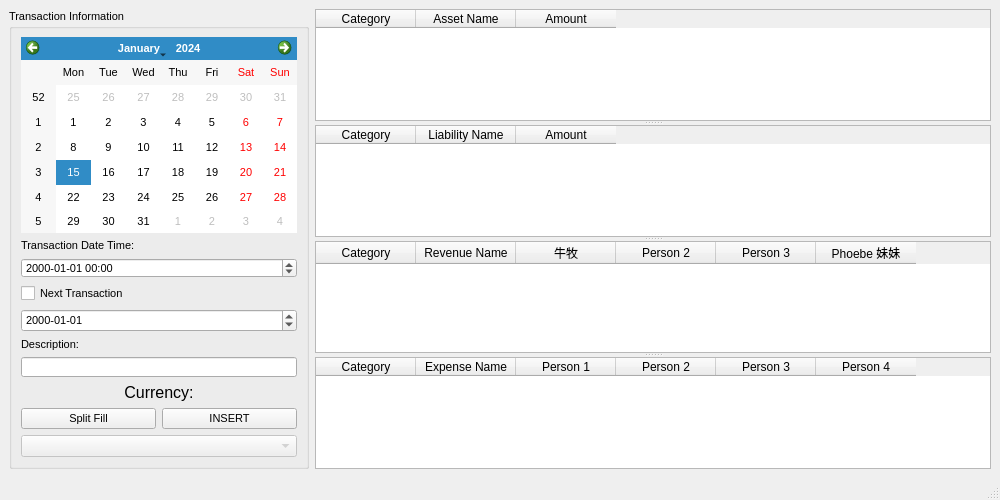
Old version of the form add_transaction/add_transaction.ui in the repository cowtony/BookKeeping.
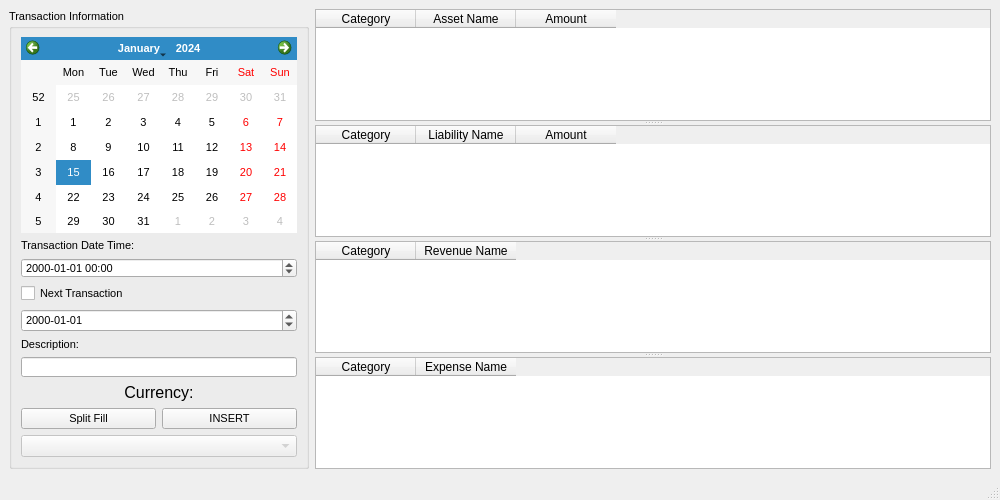
New version of the form. Icons and pictures are not drawn.

Commit message: Transaction migrated.

```diff
--- a/add_transaction/add_transaction.ui
+++ b/add_transaction/add_transaction.ui
@@ -268,26 +268,6 @@
          <string>Revenue Name</string>
         </property>
        </column>
-       <column>
-        <property name="text">
-         <string>牛牧</string>
-        </property>
-       </column>
-       <column>
-        <property name="text">
-         <string>Person 2</string>
-        </property>
-       </column>
-       <column>
-        <property name="text">
-         <string>Person 3</string>
-        </property>
-       </column>
-       <column>
-        <property name="text">
-         <string>Phoebe 妹妹</string>
-        </property>
-       </column>
       </widget>
       <widget class="QTableWidget" name="tableWidget_Expenses">
        <property name="font">
@@ -305,26 +285,6 @@
          <string>Expense Name</string>
         </property>
        </column>
-       <column>
-        <property name="text">
-         <string>Person 1</string>
-        </property>
-       </column>
-       <column>
-        <property name="text">
-         <string>Person 2</string>
-        </property>
-       </column>
-       <column>
-        <property name="text">
-         <string>Person 3</string>
-        </property>
-       </column>
-       <column>
-        <property name="text">
-         <string>Person 4</string>
-        </property>
-       </column>
       </widget>
      </widget>
     </item>
```
The commit also changes 11 other files.
